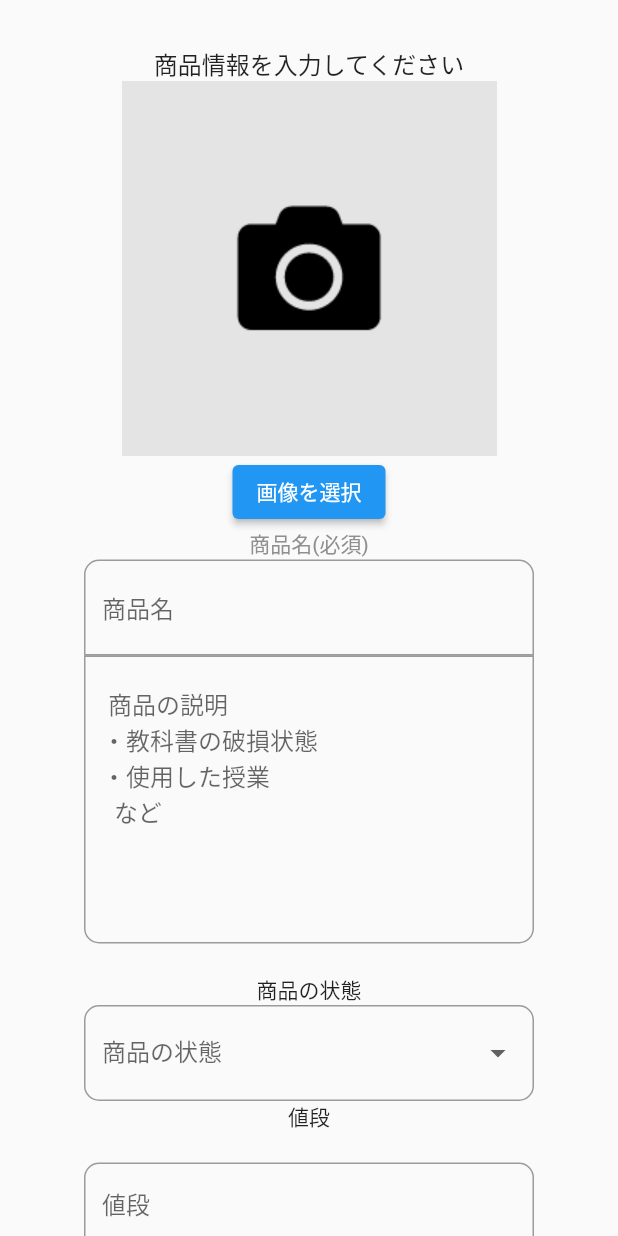
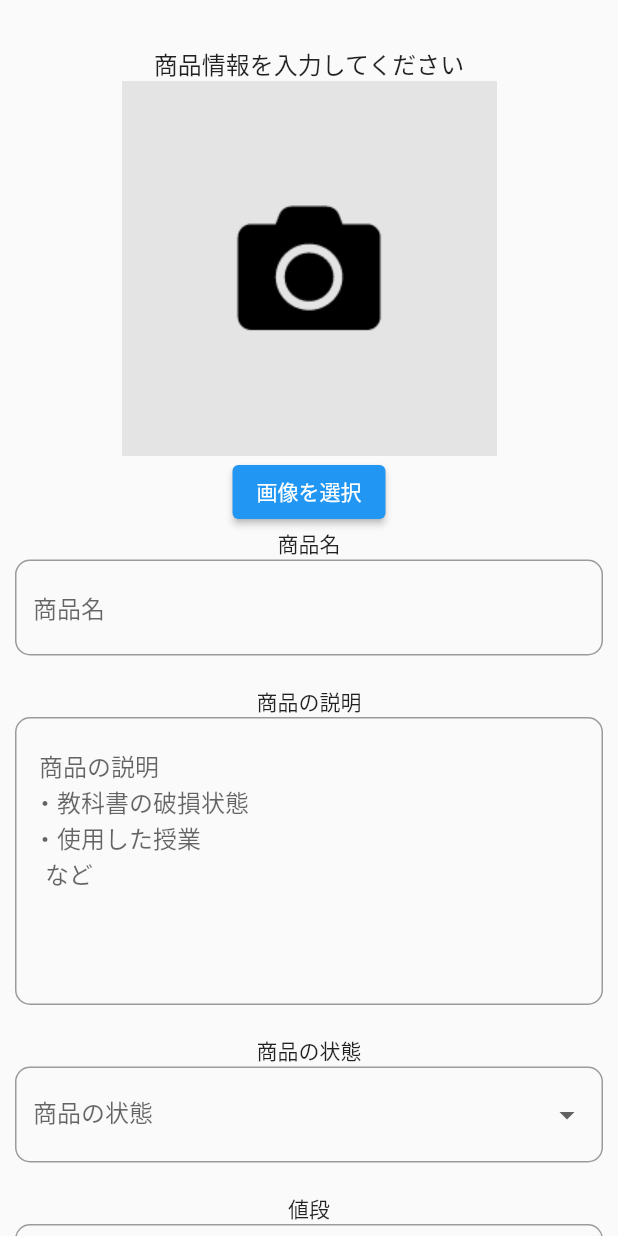
Before and after one commit to takasynapse/ritsbook-test, a Flutter app: the ExhibitionPage screen opened directly, on a phone screen of 412 x 824 dp. Run offline on Flutter 3.47's test engine with Material 2 defaults, Android fonts, the phone set to English and light mode, and no system bars; our stand-ins replace cloud_firestore, file_picker, firebase_auth, firebase_core, firebase_storage, flutter_chat_types and 7 more; missing offline and left inert: flutter_firebase_chat_core; accounts and stored records are empty.

Commit message:
[update]UI

```diff
--- a/lib/presentation/pages/exhibition/exhibition_body.dart
+++ b/lib/presentation/pages/exhibition/exhibition_body.dart
@@ -1,12 +1,8 @@
-import 'dart:io';
-
 import 'package:flutter/material.dart';
 import 'package:flutter_riverpod/flutter_riverpod.dart';
 import 'package:gap/gap.dart';
 import 'package:projectritsbook_native/data/models/book_model.dart';
 import 'package:projectritsbook_native/presentation/dialogs/check_login_dialog.dart';
-import 'package:projectritsbook_native/presentation/pages/exhibition/pick_image.dart';
-
 import '../../providers.dart';
 
 class ExhibitionPageBody extends ConsumerStatefulWidget {
@@ -31,11 +27,9 @@ class _ExhibitionPageBodyState extends ConsumerState<ExhibitionPageBody> {
   Widget build(BuildContext context) {
     final _auth = ref.watch(bookRepositoryProvider);
     return SingleChildScrollView(
-      child: Center(
       child: Padding(
         padding: const EdgeInsets.all(10.0),
-          child:
-              Column(crossAxisAlignment: CrossAxisAlignment.center, children: [
+        child: Column(crossAxisAlignment: CrossAxisAlignment.center, children: [
           const Gap(20),
           const Text("商品情報を入力してください",
               style: TextStyle(
@@ -61,22 +55,17 @@ class _ExhibitionPageBodyState extends ConsumerState<ExhibitionPageBody> {
                 }
               },
               child: const Text('画像を選択')),
-            const Text("商品名(必須)",
-                style: TextStyle(
-                  color: Color(0xff8f8f8f),
-                )),
+          const Text(
+            "商品名",
+          ),
           SizedBox(
-              width: 300,
             child: TextField(
               maxLines: 1,
               decoration: const InputDecoration(
                   hintText: '商品名',
                   // contentPadding: EdgeInsets.all(20),
                   border: OutlineInputBorder(
-                      borderRadius: BorderRadius.only(
-                          topLeft: Radius.circular(10),
-                          topRight: Radius.circular(10)),
-                    )),
+                      borderRadius: BorderRadius.all(Radius.circular(10)))),
               onChanged: (String text) {
                 setState(() {
                   bookName = text;
@@ -84,17 +73,15 @@ class _ExhibitionPageBodyState extends ConsumerState<ExhibitionPageBody> {
               },
             ),
           ),
+          const Gap(20),
+          const Text("商品の説明"),
           SizedBox(
-              width: 300,
             child: TextField(
               maxLines: 8,
               decoration: const InputDecoration(
                 hintText: ' 商品の説明\n・教科書の破損状態\n・使用した授業\n  など',
                 border: OutlineInputBorder(
-                    borderRadius: BorderRadius.only(
-                      bottomLeft: Radius.circular(10),
-                      bottomRight: Radius.circular(10),
-                    ),
+                  borderRadius: BorderRadius.all(Radius.circular(10)),
                 ),
               ),
               keyboardType: TextInputType.multiline,
@@ -105,12 +92,9 @@ class _ExhibitionPageBodyState extends ConsumerState<ExhibitionPageBody> {
               },
             ),
           ),
-            const SizedBox(
-              height: 20,
-            ),
+          const Gap(20),
           const Text("商品の状態"),
           SizedBox(
-              width: 300,
             child: DropdownButtonFormField(
               decoration: const InputDecoration(
                 labelText: "商品の状態",
@@ -147,12 +131,9 @@ class _ExhibitionPageBodyState extends ConsumerState<ExhibitionPageBody> {
               value: condition,
             ),
           ),
+          const Gap(20),
           const Text("値段"),
-            const SizedBox(
-              height: 20,
-            ),
           SizedBox(
-              width: 300,
             child: TextField(
               keyboardType: TextInputType.number,
               // inputFormatters: [FilteringTextInputFormatter.digitsOnly],
@@ -173,14 +154,12 @@ class _ExhibitionPageBodyState extends ConsumerState<ExhibitionPageBody> {
           Padding(
             padding: const EdgeInsets.all(8.0),
             child: SizedBox(
-                width: 200,
               height: 50,
               child: ElevatedButton.icon(
                 style: ElevatedButton.styleFrom(
                   foregroundColor: const Color(0xfff13838),
                   backgroundColor: Colors.white,
-                    side:
-                        const BorderSide(width: 2.0, color: Color(0xfff13838)),
+                  side: const BorderSide(width: 2.0, color: Color(0xfff13838)),
                 ),
                 onPressed: () async {
                   final book = Book(
@@ -202,7 +181,6 @@ class _ExhibitionPageBodyState extends ConsumerState<ExhibitionPageBody> {
           )
         ]),
       ),
-      ),
     );
   }
 }
```
Also changed, not shown: lib/presentation/pages/LandingPage/book_item.dart (+36 -7 lines), lib/presentation/pages/LandingPage/landingpage.dart (+9 -8 lines). Lines whose indentation alone changed are shown as unchanged.
